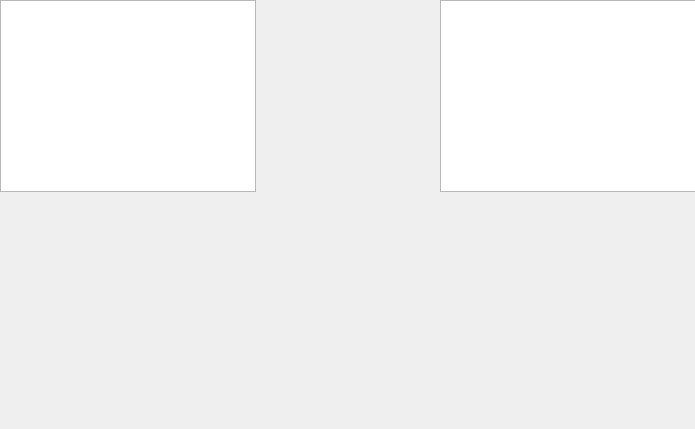
Annovae/PKMDS-G5, file QT Projects/frmreport.ui: the form before one commit.
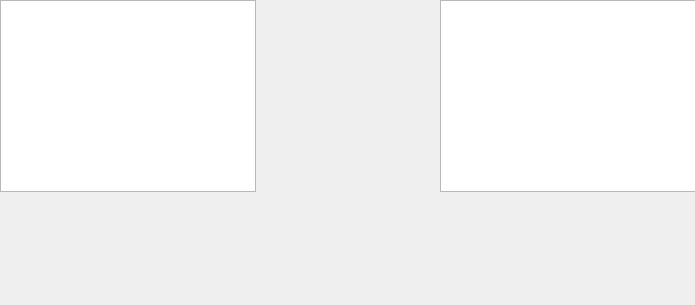
The form after the commit.

Patch:
```diff
--- a/QT Projects/frmreport.ui
+++ b/QT Projects/frmreport.ui
@@ -7,7 +7,7 @@
     <x>0</x>
     <y>0</y>
     <width>695</width>
-    <height>429</height>
+    <height>305</height>
    </rect>
   </property>
   <property name="windowTitle">
```
